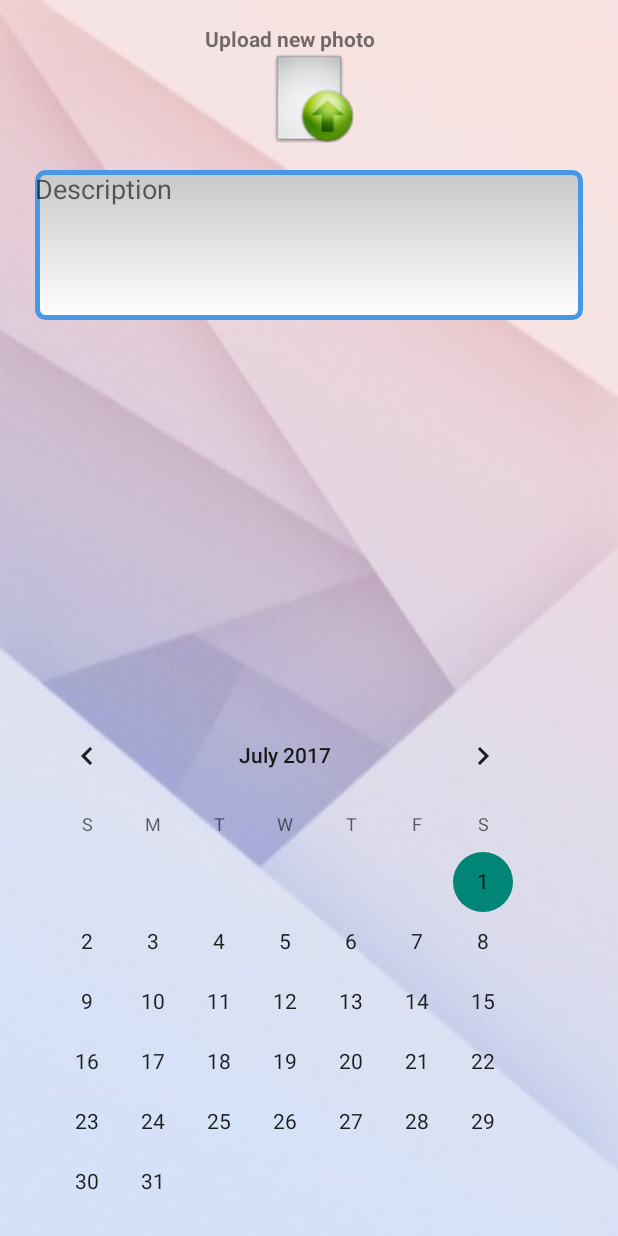
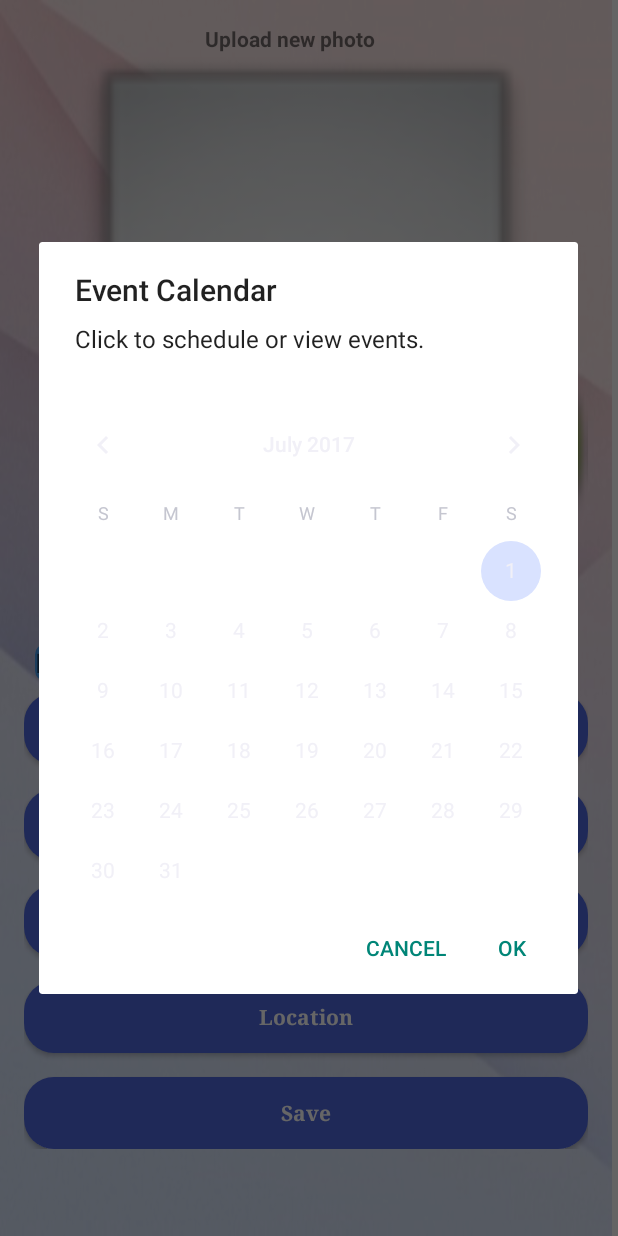
Before and after one commit to panagiotat/EventMe, an Android app: the NewEvent screen opened directly, with no data from a screen before it, after a tap on "Date", on a phone screen of 412 x 824 dp. Run offline under Robolectric (Android 15) with nearby library versions, the phone set to English and light mode, and no system bars; our stand-ins replace Firebase (no records; nobody signed in at launch, a user with empty details on screens opened directly), Picasso.

Commit message:
new event dialogs added imageView bug fixed again

```diff
--- a/app/build.gradle
+++ b/app/build.gradle
@@ -35,6 +35,7 @@ dependencies {
     compile 'com.google.firebase:firebase-auth:10.0.1'
     testCompile 'junit:junit:4.12'
     compile 'com.android.support:appcompat-v7:25.3.1'
+    compile 'com.google.android.gms:play-services-maps:10.0.1'
 }
 
 
--- a/app/src/main/java/eventme/eventme/NewEvent.java
+++ b/app/src/main/java/eventme/eventme/NewEvent.java
@@ -1,5 +1,6 @@
 package eventme.eventme;
 
+import android.content.Context;
 import android.content.DialogInterface;
 import android.content.Intent;
 import android.content.SharedPreferences;
@@ -17,11 +18,13 @@ import android.support.v7.app.AlertDialog;
 import android.support.v7.app.AppCompatActivity;
 import android.text.InputType;
 import android.util.Log;
+import android.view.LayoutInflater;
 import android.view.View;
 import android.widget.Button;
 import android.widget.CalendarView;
 import android.widget.EditText;
 import android.widget.ImageView;
+import android.widget.LinearLayout;
 import android.widget.TimePicker;
 
 import com.google.android.gms.tasks.OnFailureListener;
@@ -41,10 +44,8 @@ public class NewEvent extends AppCompatActivity {
     private ImageView buttonUploadImage;
     private  static final int SELECT_PICTURE = 0 ;
 
-    private Button DateButton,TimeButton,SaveTimeButton,LocationButton,SaveButton,EventNameButton;
-    private CalendarView calender;
+    private Button DateButton,TimeButton,LocationButton,SaveButton,EventNameButton;
     private DatabaseReference database;
-    private TimePicker editTime;
     private EditText editText;
     private SharedPreferences preferences;
     String email;
@@ -64,18 +65,13 @@ public class NewEvent extends AppCompatActivity {
             }
 
         });
+        //buttonUploadImage.setAdjustViewBounds(true);
 
         DateButton=(Button) findViewById(R.id.DateButton);
         TimeButton=(Button) findViewById(R.id.TimeButton);
         SaveButton=(Button) findViewById(R.id.SaveBtn);
         LocationButton=(Button) findViewById(R.id.LocationButton);
         EventNameButton=(Button) findViewById(R.id.NameButton);
-        calender=(CalendarView)  findViewById(R.id.calendarView);
-        calender.setVisibility(View.INVISIBLE);
-        SaveTimeButton=(Button) findViewById(R.id.SaveButtonTime);
-        SaveTimeButton.setVisibility(View.INVISIBLE);
-        editTime=(TimePicker)findViewById(R.id.timePicker);
-        editTime.setVisibility(View.INVISIBLE);
         editText=(EditText) findViewById(R.id.editText);
 
     }
@@ -131,27 +127,7 @@ public class NewEvent extends AppCompatActivity {
 
     public void ClickDate(View v) // Click the button Date
     {
-        DateButton.setEnabled(false);DateButton.setVisibility(View.INVISIBLE);
-        TimeButton.setEnabled(false);TimeButton.setVisibility(View.INVISIBLE);
-        SaveButton.setEnabled(false);SaveButton.setVisibility(View.INVISIBLE);
-        LocationButton.setEnabled(false);LocationButton.setVisibility(View.INVISIBLE);
-        EventNameButton.setEnabled(false);EventNameButton.setVisibility(View.INVISIBLE);
-        editTime.setVisibility(View.INVISIBLE);
-        calender.setVisibility(View.VISIBLE);
-        calender.setOnDateChangeListener(new CalendarView.OnDateChangeListener() {
-            @Override
-            public void onSelectedDayChange(CalendarView view, int year, int month, int dayOfMonth) {
-
-                DateButton.setText(dayOfMonth +" / " + (month+1) + " / " + year);
-                calender.setVisibility(View.INVISIBLE);
-                DateButton.setEnabled(true);DateButton.setVisibility(View.VISIBLE);
-                TimeButton.setEnabled(true);TimeButton.setVisibility(View.VISIBLE);
-                LocationButton.setEnabled(true);LocationButton.setVisibility(View.VISIBLE);
-                EventNameButton.setEnabled(true);EventNameButton.setVisibility(View.VISIBLE);
-                SaveButton.setEnabled(true);SaveButton.setVisibility(View.VISIBLE);
-
-            }
-        });
+        calendarDialog();
     }
     public void ClickLocation(View v) // Click the button Location
     {
@@ -181,23 +157,8 @@ public class NewEvent extends AppCompatActivity {
         TimeButton.setEnabled(false);TimeButton.setVisibility(View.INVISIBLE);
         SaveButton.setEnabled(false);SaveButton.setVisibility(View.INVISIBLE);
         LocationButton.setEnabled(false);LocationButton.setVisibility(View.INVISIBLE);
-        SaveTimeButton.setEnabled(true);SaveTimeButton.setVisibility(View.VISIBLE);
         EventNameButton.setEnabled(false);EventNameButton.setVisibility(View.INVISIBLE);
-        calender.setVisibility(View.INVISIBLE);
-        editTime.setVisibility(View.VISIBLE);
-    }
-    @RequiresApi(api = Build.VERSION_CODES.M)
-    public void ClickSave(View v) // Click the button save
-    {
-            editTime.setVisibility(View.INVISIBLE);
-            TimeButton.setText(editTime.getHour()+":"+editTime.getMinute());
-            DateButton.setEnabled(true);DateButton.setVisibility(View.VISIBLE);
-            TimeButton.setEnabled(true);TimeButton.setVisibility(View.VISIBLE);
-            SaveButton.setEnabled(true);SaveButton.setVisibility(View.VISIBLE);
-            LocationButton.setEnabled(true);LocationButton.setVisibility(View.VISIBLE);
-            EventNameButton.setEnabled(true);EventNameButton.setVisibility(View.VISIBLE);
-            SaveTimeButton.setEnabled(false);SaveTimeButton.setVisibility(View.INVISIBLE);
-
+        timerDialog();
     }
     public void Done(View v) // Click the button for share the event
     {
@@ -234,4 +195,61 @@ public class NewEvent extends AppCompatActivity {
         // Close The Database
 
     }
+
+    private void calendarDialog(){
+        LayoutInflater inflater = (LayoutInflater)getApplicationContext().getSystemService
+                (Context.LAYOUT_INFLATER_SERVICE);
+        LinearLayout ll= (LinearLayout)inflater.inflate(R.layout.calendar, null, false);
+        CalendarView cv = (CalendarView) ll.getChildAt(0);
+        cv.setOnDateChangeListener(new CalendarView.OnDateChangeListener() {
+
+            @Override
+            public void onSelectedDayChange(CalendarView view, int year, int month,
+                                            int dayOfMonth) {
+                DateButton.setText(dayOfMonth +" / " + (month+1) + " / " + year);
+            }
+        });
+        new AlertDialog.Builder(NewEvent.this)
+                .setTitle("Event Calendar")
+                .setMessage("Click to schedule or view events.")
+                .setView(ll)
+                .setPositiveButton("Ok", new DialogInterface.OnClickListener() {
+                    public void onClick(DialogInterface dialog, int whichButton) {
+                        DateButton.setEnabled(true);DateButton.setVisibility(View.VISIBLE);
+                        TimeButton.setEnabled(true);TimeButton.setVisibility(View.VISIBLE);
+                        LocationButton.setEnabled(true);LocationButton.setVisibility(View.VISIBLE);
+                        EventNameButton.setEnabled(true);EventNameButton.setVisibility(View.VISIBLE);
+                        SaveButton.setEnabled(true);SaveButton.setVisibility(View.VISIBLE);                    }
+                }).setNegativeButton("Cancel", new DialogInterface.OnClickListener() {
+                    public void onClick(DialogInterface dialog, int whichButton) {
+                        DateButton.setText("");
+                    }
+                }
+        ).show();
+    }
+    private void timerDialog(){
+        LayoutInflater inflater = (LayoutInflater)getApplicationContext().getSystemService
+                (Context.LAYOUT_INFLATER_SERVICE);
+        LinearLayout ll= (LinearLayout)inflater.inflate(R.layout.time_picker, null, false);
+        TimePicker cv=(TimePicker) ll.getChildAt(0);
+        new AlertDialog.Builder(NewEvent.this)
+                .setTitle("Event Calendar")
+                .setMessage("Click to schedule or view events.")
+                .setView(ll)
+                .setPositiveButton("Ok", new DialogInterface.OnClickListener() {
+                    public void onClick(DialogInterface dialog, int whichButton) {
+                        DateButton.setEnabled(true);DateButton.setVisibility(View.VISIBLE);
+                        TimeButton.setEnabled(true);TimeButton.setVisibility(View.VISIBLE);
+                        SaveButton.setEnabled(true);SaveButton.setVisibility(View.VISIBLE);
+                        LocationButton.setEnabled(true);LocationButton.setVisibility(View.VISIBLE);
+                        EventNameButton.setEnabled(true);EventNameButton.setVisibility(View.VISIBLE);
+                    }
+                }).setNegativeButton("Cancel", new DialogInterface.OnClickListener() {
+                    public void onClick(DialogInterface dialog, int whichButton) {
+                        DateButton.setText("");
+                    }
+                }
+        ).show();
+    }
+
 }
--- a/app/src/main/res/layout/activity_new_event.xml
+++ b/app/src/main/res/layout/activity_new_event.xml
@@ -1,8 +1,15 @@
 <?xml version="1.0" encoding="utf-8"?>
-<RelativeLayout xmlns:android="http://schemas.android.com/apk/res/android"
+<ScrollView xmlns:android="http://schemas.android.com/apk/res/android"
+    android:layout_width="fill_parent"
+    android:layout_height="fill_parent"
+    android:fillViewport="true"
+    android:scrollbars = "vertical"
+    android:scrollbarStyle="insideInset">
+    <LinearLayout xmlns:android="http://schemas.android.com/apk/res/android"
         xmlns:app="http://schemas.android.com/apk/res-auto"
         xmlns:tools="http://schemas.android.com/tools"
         android:id="@+id/activity_new_event"
+        android:orientation="vertical"
         android:layout_width="match_parent"
         android:layout_height="match_parent"
         android:paddingBottom="@dimen/activity_vertical_margin"
@@ -13,27 +20,40 @@
         android:background="@drawable/backphoto">
 
 
-    <GridLayout
+        <LinearLayout
             android:layout_width="match_parent"
             android:layout_height="wrap_content"
-        android:layout_alignParentTop="true"
+            android:orientation="vertical"
             android:id="@+id/gridll"
-        android:layout_above="@+id/calendarView"
-        android:layout_alignParentStart="true">
+            android:adjustViewBounds="true"
+            android:layout_marginBottom="8dp">
 
             <TextView
                 android:text="@string/uploadPhoto"
                 android:layout_width="309dp"
-            android:layout_height="wrap_content"
+                android:layout_height="0dp"
+                android:layout_weight="0.5"
                 android:id="@+id/textView"
                 android:layout_marginLeft="22dp"
                 android:textStyle="normal|bold"
                 android:gravity="center"
                 tools:ignore="RtlHardcoded" />
 
+
+            <ImageButton
+                android:layout_width="match_parent"
+                app:srcCompat="@drawable/fileupload"
+                android:id="@+id/UploadButton"
+                android:adjustViewBounds="true"
+                android:scaleType="fitCenter"
+                android:layout_height="0dp"
+                android:layout_weight="2.5"
+                android:background="@android:color/transparent"
+                tools:ignore="ContentDescription"/>
+
             <EditText
                 android:layout_width="match_parent"
-            android:layout_height="100dp"
+                android:layout_height="0dp"
                 android:layout_marginLeft="7dp"
                 android:layout_marginRight="7dp"
                 android:inputType="text"
@@ -43,24 +63,11 @@
                 android:fontFamily="sans-serif"
                 android:hint="@string/description"
                 tools:gravity="top"
-            android:layout_row="2"
-            android:layout_column="0"
+                android:layout_weight="1.5"
                 android:background="@drawable/edittextstyle"
                 android:gravity="top" />
 
-        <ImageView
-            android:layout_width="match_parent"
-            app:srcCompat="@drawable/fileupload"
-            android:id="@+id/UploadButton"
-            android:adjustViewBounds="false"
-            android:scaleType="fitCenter"
-            android:layout_row="1"
-            android:layout_column="0"
-            android:layout_height="60dp"
-            android:background="@android:color/transparent"
-            tools:ignore="ContentDescription" />
-
-    </GridLayout>
+        </LinearLayout>
 
 
         <LinearLayout
@@ -133,41 +140,6 @@
                 android:layout_width="match_parent"
                 android:layout_height="wrap_content"
                 android:onClick="Done" />
-
-
         </LinearLayout>
-
-
-    <Button
-        android:text="@string/save"
-        android:layout_width="match_parent"
-        android:layout_height="wrap_content"
-        android:id="@+id/SaveButtonTime"
-        android:textAppearance="@style/TextAppearance.AppCompat.Body1"
-        android:elevation="0dp"
-        android:background="@drawable/shapebtn"
-        android:layout_alignParentBottom="true"
-        android:layout_alignParentEnd="true"
-        android:textColor="@android:color/background_light"
-        android:onClick="ClickSave"
-        tools:ignore="UnusedAttribute" />
-
-    <CalendarView
-        android:layout_width="wrap_content"
-        android:layout_height="wrap_content"
-        android:layout_alignParentBottom="true"
-        android:layout_alignParentStart="true"
-        android:id="@+id/calendarView"
-        android:dateTextAppearance="@style/TextAppearance.AppCompat" />
-
-    <TimePicker
-        android:layout_width="wrap_content"
-        android:layout_height="wrap_content"
-        android:id="@+id/timePicker"
-        android:visibility="visible"
-        android:timePickerMode="spinner"
-        android:layout_above="@+id/SaveButtonTime"
-        android:layout_centerHorizontal="true"
-        tools:ignore="UnusedAttribute" />
-
-</RelativeLayout>
+    </LinearLayout>
+</ScrollView>
--- /dev/null
+++ b/app/src/main/res/layout/calendar.xml
@@ -0,0 +1,12 @@
+<?xml version="1.0" encoding="utf-8"?>
+<LinearLayout xmlns:android="http://schemas.android.com/apk/res/android"
+    android:orientation="vertical" android:layout_width="match_parent"
+    android:layout_height="match_parent">
+
+    <CalendarView
+        android:id="@+id/calendarView"
+        android:layout_width="match_parent"
+        android:layout_height="match_parent"
+        android:dateTextAppearance="@style/TextAppearance.AppCompat" />
+
+</LinearLayout>
```
Also changed, not shown: app/src/main/java/eventme/eventme/showEvent.java (+8 -10 lines), app/src/main/res/layout/activity_show_event.xml (+49 -67 lines), app/src/main/res/layout/time_picker.xml (added, +11 -0 lines). Lines whose indentation alone changed are shown as unchanged.
